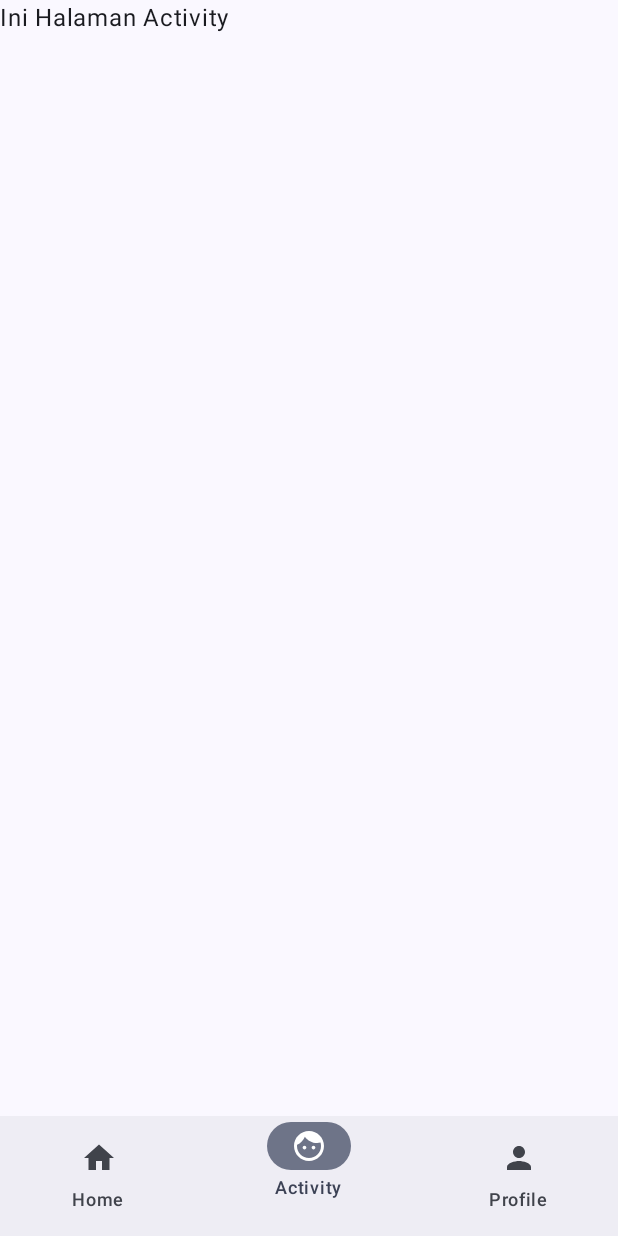
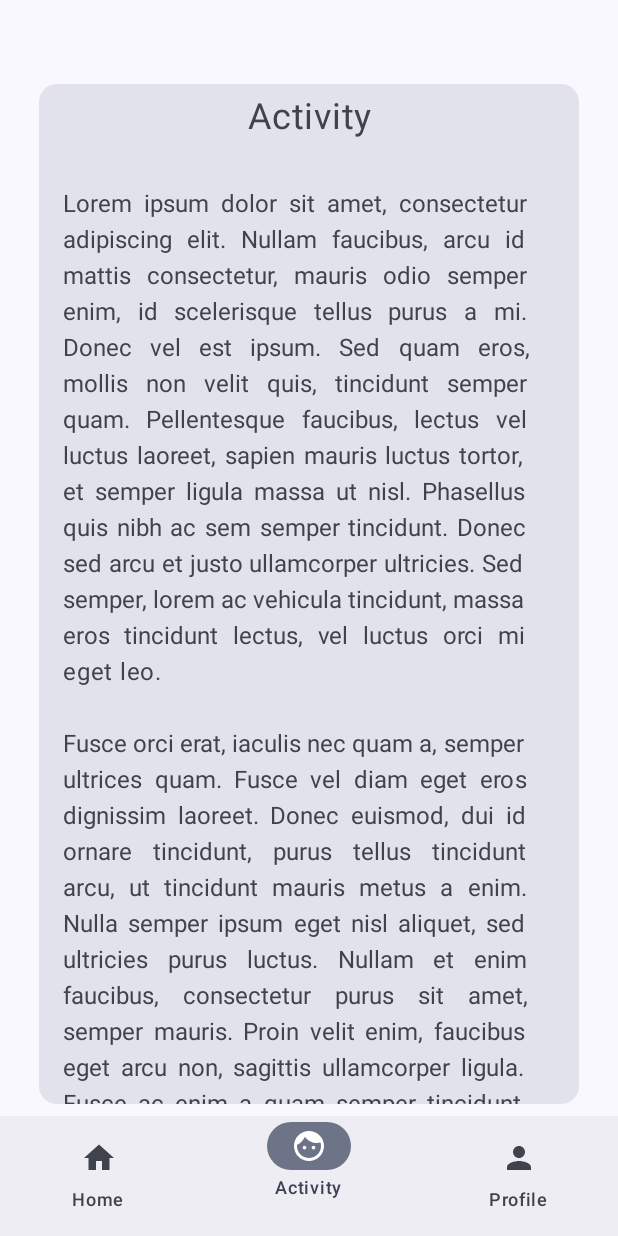
Before and after one commit to MITA-Team/MITA-APP, an Android app built with Jetpack Compose: the LoginScreen screen opened through its navigation route, item 2 of the bottom bar chosen, on a phone screen of 412 x 824 dp. Run offline under Robolectric (Android 15) with nearby library versions, the phone set to English and light mode, and no system bars.

Commit message:
tambah fitur baru

```diff
--- a/app/src/main/java/com/example/mita/ui/screen/activity/ActivityScreen.kt
+++ b/app/src/main/java/com/example/mita/ui/screen/activity/ActivityScreen.kt
@@ -1,12 +1,94 @@
 package com.example.mita.ui.screen.activity
 
+import androidx.compose.foundation.layout.Box
+import androidx.compose.foundation.layout.Column
+import androidx.compose.foundation.layout.Row
+import androidx.compose.foundation.layout.fillMaxSize
+import androidx.compose.foundation.layout.fillMaxWidth
+import androidx.compose.foundation.layout.padding
+import androidx.compose.foundation.layout.size
+import androidx.compose.material3.Button
+import androidx.compose.material3.ButtonDefaults
+import androidx.compose.material3.Card
+import androidx.compose.material3.CardDefaults
+import androidx.compose.material3.MaterialTheme
 import androidx.compose.material3.Text
 import androidx.compose.runtime.Composable
+import androidx.compose.ui.Alignment
 import androidx.compose.ui.Modifier
+import androidx.compose.ui.text.style.TextAlign
+import androidx.compose.ui.tooling.preview.Preview
+import androidx.compose.ui.unit.dp
+import androidx.compose.ui.unit.sp
 
 @Composable
 fun ActivityScreen(
     modifier: Modifier = Modifier
 ){
-    Text(text = "Ini Halaman Activity")
+    Box(
+        modifier = modifier
+            .fillMaxSize()
+            .padding(top = 48.dp)
+    ) {
+        Column(
+            horizontalAlignment = Alignment.CenterHorizontally,
+            modifier = Modifier
+                .fillMaxSize()
+                .padding(8.dp)
+        ) {
+            Card(
+                colors = CardDefaults.cardColors(
+                    containerColor = MaterialTheme.colorScheme.surfaceVariant,
+                ),
+                modifier = Modifier
+                    .size(width = 360.dp, height = 700.dp)
+            ) {
+
+                Text(
+                    text = "Activity",
+                    fontSize = 24.sp,
+                    modifier = Modifier
+                        .padding(8.dp)
+                        .align(Alignment.CenterHorizontally),
+                    textAlign = TextAlign.Center
+                )
+
+                Text(
+                    text = "\n" +
+                            "Lorem ipsum dolor sit amet, consectetur adipiscing elit. Nullam faucibus, arcu id mattis consectetur, mauris odio semper enim, id scelerisque tellus purus a mi. Donec vel est ipsum. Sed quam eros, mollis non velit quis, tincidunt semper quam. Pellentesque faucibus, lectus vel luctus laoreet, sapien mauris luctus tortor, et semper ligula massa ut nisl. Phasellus quis nibh ac sem semper tincidunt. Donec sed arcu et justo ullamcorper ultricies. Sed semper, lorem ac vehicula tincidunt, massa eros tincidunt lectus, vel luctus orci mi eget leo.\n\n" +
+                            "Fusce orci erat, iaculis nec quam a, semper ultrices quam. Fusce vel diam eget eros dignissim laoreet. Donec euismod, dui id ornare tincidunt, purus tellus tincidunt arcu, ut tincidunt mauris metus a enim. Nulla semper ipsum eget nisl aliquet, sed ultricies purus luctus. Nullam et enim faucibus, consectetur purus sit amet, semper mauris. Proin velit enim, faucibus eget arcu non, sagittis ullamcorper ligula. Fusce ac enim a quam semper tincidunt. Mauris vel quam at ipsum hendrerit suscipit.",
+                    textAlign = TextAlign.Justify,
+                    modifier = Modifier
+                        .padding(start = 16.dp, end = 16.dp)
+                )
+
+            }
+
+            Column(
+                horizontalAlignment = Alignment.CenterHorizontally,
+                modifier = Modifier
+                    .fillMaxSize()
+                    .padding(8.dp)
+            ) {
+                Button(
+                    onClick = { /*TODO*/ },
+                    shape = MaterialTheme.shapes.large,
+                    colors = ButtonDefaults.buttonColors(),
+                    modifier = Modifier
+                        .padding(8.dp)
+                        .fillMaxWidth()
+                ) {
+                    Text(text = "Selesai")
+                }
+
+
+            }
+        }
+    }
 }
+
+@Preview(showBackground = true)
+@Composable
+fun show(){
+    ActivityScreen()
+}
```
